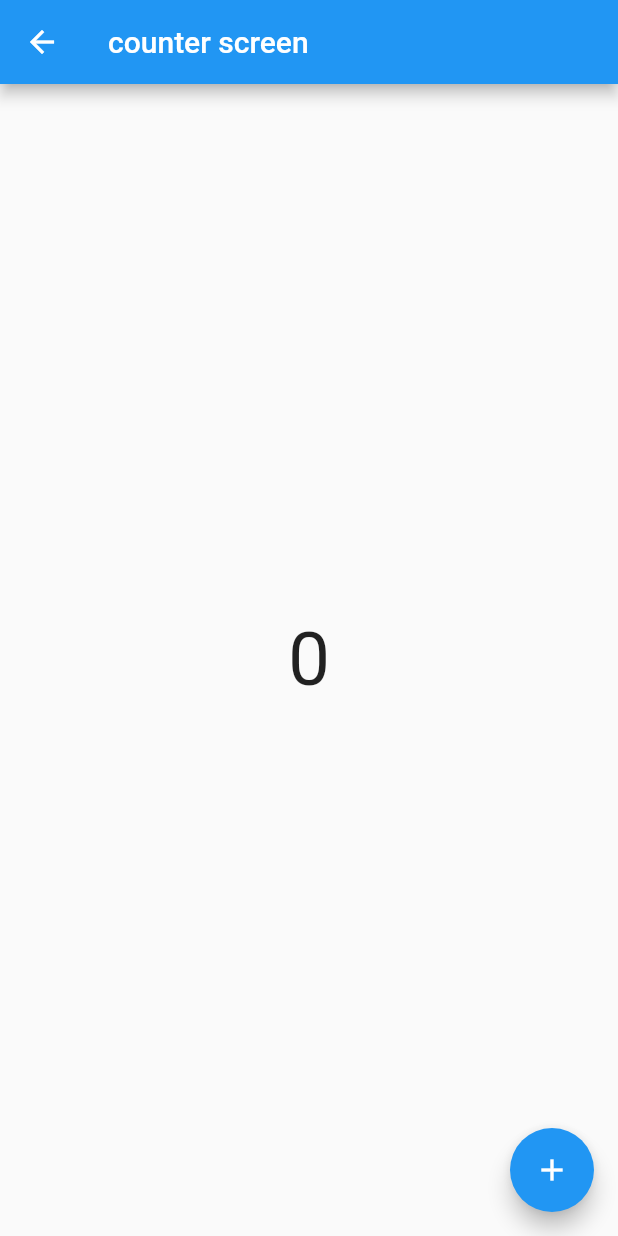
After one commit to taufiqurSabbir/getx, a Flutter app: the CounterScreen screen opened directly, on a phone screen of 412 x 824 dp. The commit adds this screen. Run offline on Flutter 3.47's test engine with Material 2 defaults, Android fonts, the phone set to English and light mode, and no system bars; our stand-ins replace get.

Commit message:
getx navigation,get on update,get controller

```diff
--- /dev/null
+++ b/lib/counterScreen.dart
@@ -0,0 +1,43 @@
+import 'package:flutter/material.dart';
+import 'package:get/get.dart';
+
+class CounterScreen extends StatelessWidget {
+   CounterScreen({Key? key}) : super(key: key);
+
+  final Countcontrol counter = Get.put(Countcontrol());
+
+  @override
+  Widget build(BuildContext context) {
+    return Scaffold(
+      appBar: AppBar(
+        title: Text('counter screen'),
+      ),
+      body: Column(
+        mainAxisAlignment: MainAxisAlignment.center,
+        children: [
+          Center(child: GetBuilder<Countcontrol>(builder: (controller) {
+            return Text(
+              counter.count.toString(),
+              style: TextStyle(fontSize: 50),
+            );
+          }))
+        ],
+      ),
+      floatingActionButton: FloatingActionButton(
+        onPressed: () {
+          counter.increment();
+        },
+        child: Icon(Icons.add),
+      ),
+    );
+  }
+}
+
+class Countcontrol extends GetxController {
+  int count = 0;
+
+  void increment() {
+    count++;
+    update();
+  }
+}
--- a/lib/home.dart
+++ b/lib/home.dart
@@ -2,8 +2,11 @@ import 'package:flutter/material.dart';
 import 'package:getx/carts_screen.dart';
 import 'package:getx/checkout_screen.dart';
 import 'package:get/get.dart';
+import 'package:getx/counterScreen.dart';
 class HomeScreen extends StatelessWidget {
-  const HomeScreen({Key? key}) : super(key: key);
+   HomeScreen({Key? key}) : super(key: key);
+
+  final Countcontrol counter = Get.put(Countcontrol());
 
   @override
   Widget build(BuildContext context) {
@@ -23,6 +26,11 @@ class HomeScreen extends StatelessWidget {
             //get navigation
            Get.off(checkout(massage: 'hello from home',));
           }, child: const Text('Checkout')),
+
+          ElevatedButton(onPressed: (){
+            counter.increment();
+            Get.to(CounterScreen());
+          }, child: Text('Counter Screen'))
         ],
       ),),
     );
--- a/lib/main.dart
+++ b/lib/main.dart
@@ -14,7 +14,7 @@ class MainScreen extends StatelessWidget {
 
   @override
   Widget build(BuildContext context) {
-    return const GetMaterialApp(
+    return  GetMaterialApp(
       home: HomeScreen(),
     );
   }
```
